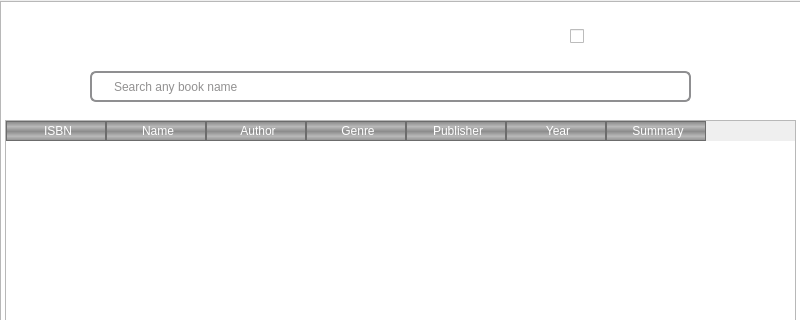
First picture: the form in source/catalog.ui, repository sophieham/Glybook, before the edit; both pictures show x 0 to 800 and y 0 to 320 of the 800 by 750 pixel window.
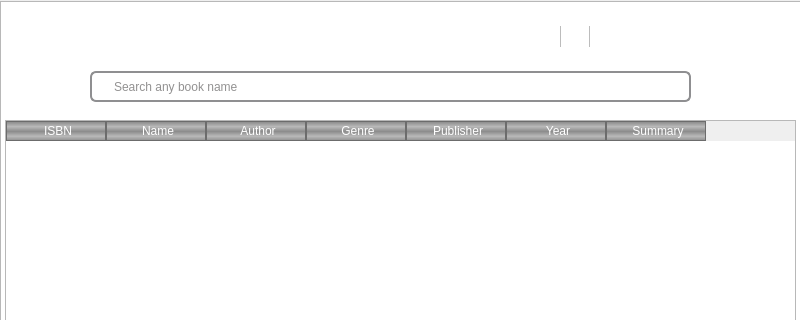
Second picture: the form after the edit. Icons and pictures are not drawn.

Diff of the .ui file:
```diff
--- a/source/catalog.ui
+++ b/source/catalog.ui
@@ -18,9 +18,7 @@
     <normaloff>:/icons/icon_final.ico</normaloff>:/icons/icon_final.ico</iconset>
   </property>
   <property name="styleSheet">
-   <string notr="true">QLabel{
-	color: white;
-}</string>
+   <string notr="true"/>
   </property>
   <widget class="QTableWidget" name="tableWidget">
    <property name="geometry">
@@ -107,6 +105,9 @@
      <pointsize>12</pointsize>
     </font>
    </property>
+   <property name="styleSheet">
+    <string notr="true">color: white;</string>
+   </property>
    <property name="text">
     <string>Catalog 
 Double click on a cell for more informations</string>
@@ -118,10 +119,10 @@
   <widget class="QCheckBox" name="checkBox">
    <property name="geometry">
     <rect>
-     <x>570</x>
+     <x>560</x>
      <y>26</y>
-     <width>211</width>
-     <height>20</height>
+     <width>231</width>
+     <height>21</height>
     </rect>
    </property>
    <property name="font">
@@ -130,7 +131,23 @@
     </font>
    </property>
    <property name="styleSheet">
-    <string notr="true">color: white;</string>
+    <string notr="true">QCheckBox{
+color: white;
+}
+
+QCheckBox::indicator {
+    width: 30px;
+    height: 30px;
+}
+
+QCheckBox::indicator:unchecked {
+    image: url(:/icons/tick.png);
+}
+
+QCheckBox::indicator:checked {
+    
+	image: url(:/icons/ticked.png);
+}</string>
    </property>
    <property name="text">
     <string>Display booked books too</string>
```
